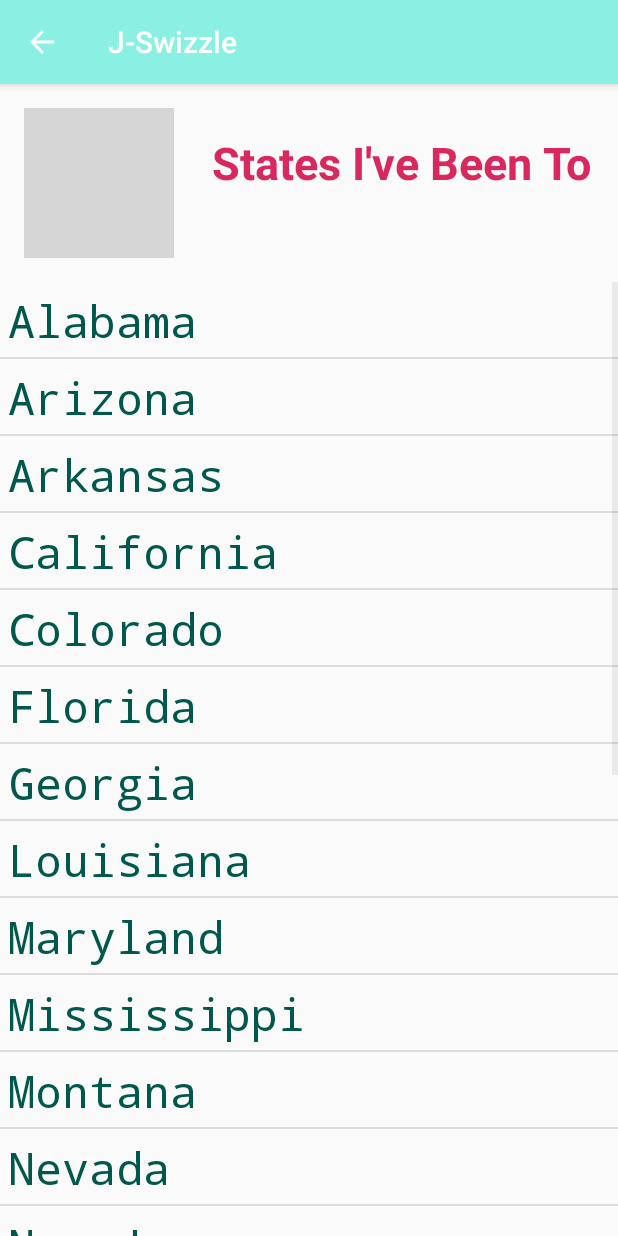
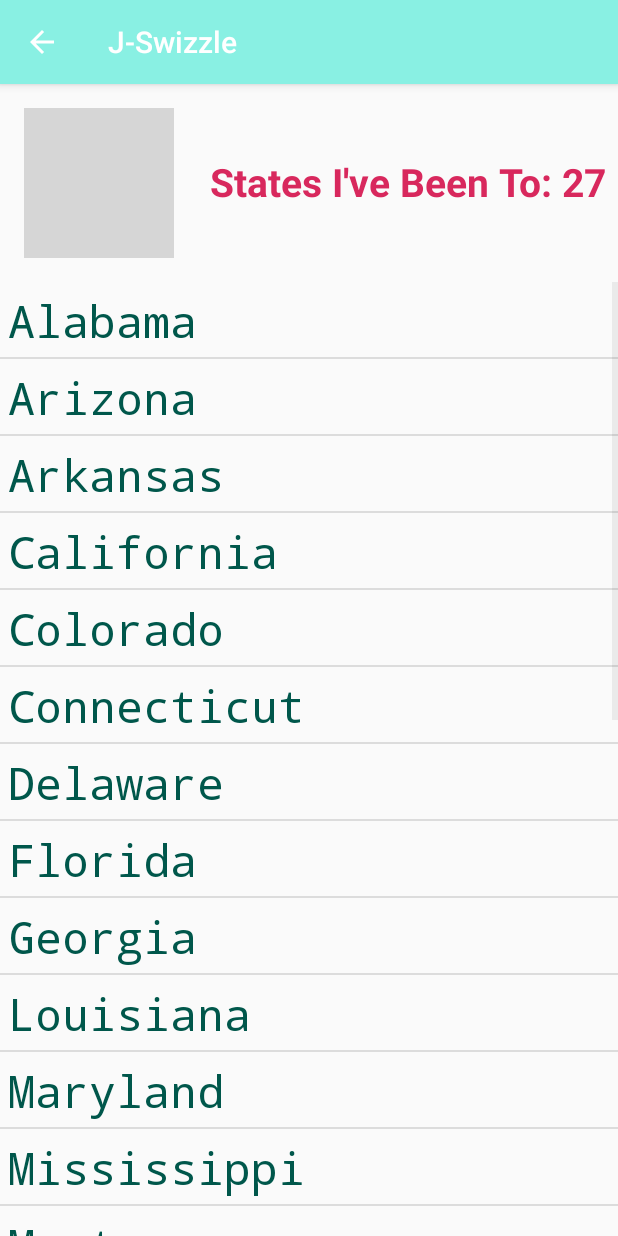
Before and after one commit to richtanner/StudentList, an Android app: the JadesActivity screen opened directly, with no data from a screen before it, on a phone screen of 412 x 824 dp. Run offline under Robolectric (Android 15) with nearby library versions, the light colour scheme and no system bars; grey boxes are pictures that could not be loaded.

Commit message:
Okay, for real. Final changes (style)

```diff
--- a/app/src/main/java/edu/cs315/studentlist/JadesActivity.java
+++ b/app/src/main/java/edu/cs315/studentlist/JadesActivity.java
@@ -17,6 +17,8 @@ public class JadesActivity extends AppCompatActivity {
             "Arkansas",
             "California",
             "Colorado",
+            "Connecticut",
+            "Delaware",
             "Florida",
             "Georgia",
             "Louisiana",
@@ -32,6 +34,7 @@ public class JadesActivity extends AppCompatActivity {
             "Pennsylvania",
             "Rhode Island",
             "Texas",
+            "Vermont",
             "Virginia",
             "Washington",
             "West Virginia",
--- a/app/src/main/res/layout/activity_jades.xml
+++ b/app/src/main/res/layout/activity_jades.xml
@@ -5,25 +5,6 @@
     android:layout_width="match_parent"
     android:layout_height="match_parent"
     tools:context=".JadesActivity">
-
-    <TextView
-        android:id="@+id/textView2"
-        android:layout_width="wrap_content"
-        android:layout_height="wrap_content"
-        android:layout_marginStart="16dp"
-        android:layout_marginTop="16dp"
-        android:layout_marginEnd="32dp"
-        android:layout_marginBottom="16dp"
-        android:textColor="@color/jadeRed"
-        android:textSize="18sp"
-        android:textStyle="bold"
-        app:layout_constraintBottom_toTopOf="@+id/jade_list"
-        app:layout_constraintEnd_toEndOf="parent"
-        app:layout_constraintHorizontal_bias="0.504"
-        app:layout_constraintStart_toEndOf="@+id/imageView7"
-        app:layout_constraintTop_toBottomOf="@+id/textView5"
-        app:layout_constraintVertical_bias="1.0"
-        tools:text="@string/niagara" />
 
     <ImageView
         android:id="@+id/imageView7"
@@ -39,16 +20,18 @@
     <TextView
         android:id="@+id/textView5"
         android:layout_width="wrap_content"
-        android:layout_height="wrap_content"
-        android:layout_marginStart="24dp"
+        android:layout_height="38dp"
+        android:layout_marginStart="32dp"
         android:layout_marginTop="32dp"
         android:layout_marginEnd="16dp"
+        android:layout_marginBottom="32dp"
         android:fontFamily="sans-serif"
         android:text="@string/visitedtitle"
         android:textAlignment="viewStart"
         android:textColor="@color/jadeRed"
-        android:textSize="30sp"
+        android:textSize="26sp"
         android:textStyle="bold"
+        app:layout_constraintBottom_toTopOf="@+id/jade_list"
         app:layout_constraintEnd_toEndOf="parent"
         app:layout_constraintStart_toEndOf="@+id/imageView7"
         app:layout_constraintTop_toTopOf="parent"
--- a/app/src/main/res/values/strings.xml
+++ b/app/src/main/res/values/strings.xml
@@ -3,7 +3,7 @@
     <string name="title_tanner_detail">Prof Tanner</string>
     <string name="rwt_name">Rich Tanner</string>
     <string name="rwt_title">Clinical Professor of DET</string>
-    <string name="visitedtitle">States I\'ve Been To</string>
+    <string name="visitedtitle">States I\'ve Been To: 27</string>
     <string name="niagara">Niagara Falls, NY</string>
     <string name="ok">Oklahoma</string>
     <string name="la">Louisiana</string>
```
